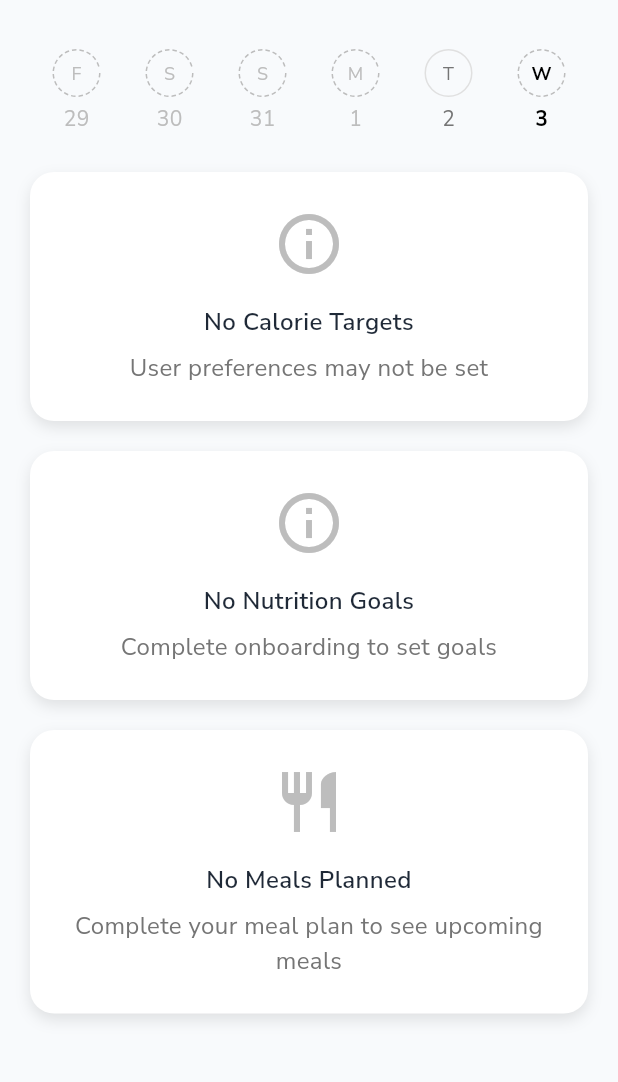
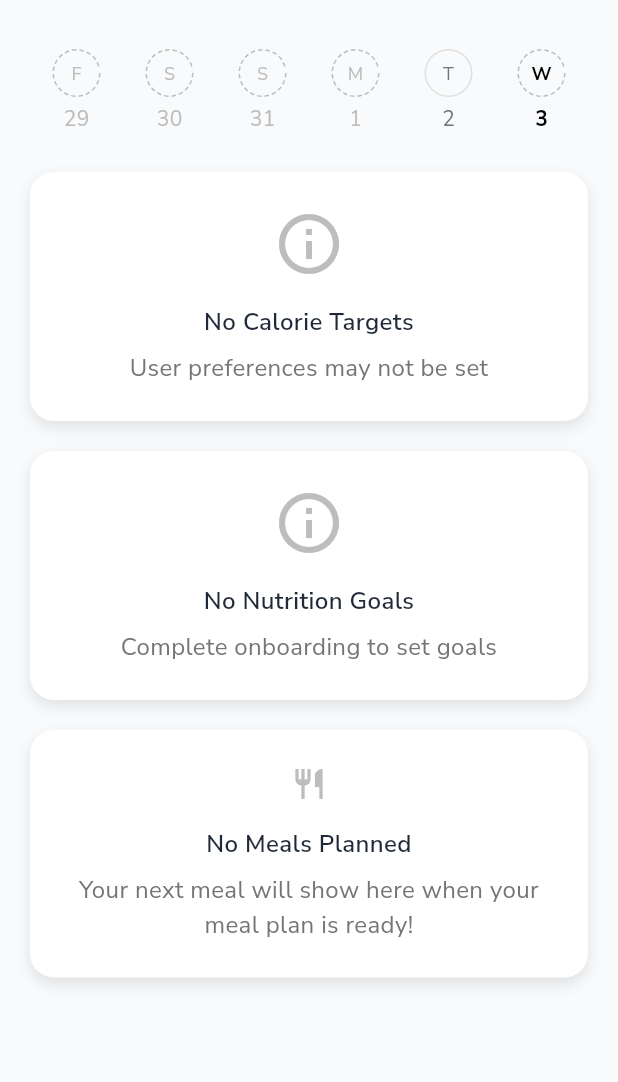
Before and after one commit to mahmoudal99/moctarnutrition, a Flutter app: the HomeScreen screen opened directly, on a phone screen of 412 x 824 dp, the part 86-1168 px from its top. Run offline on Flutter 3.47's test engine with Material 3 defaults, Android fonts, the phone set to English and light mode, and no system bars; our stand-ins replace cached_network_image, cloud_firestore, firebase_auth, firebase_core, firebase_storage, fl_chart and 15 more; missing offline and left inert: flutter_floating_bottom_bar, mobile_scanner, openfoodfacts; accounts and stored records are empty; project files that could hold a hidden picture were left out.

Commit message:
Improve messaging

```diff
--- a/lib/features/home/presentation/widgets/next_meal_card.dart
+++ b/lib/features/home/presentation/widgets/next_meal_card.dart
@@ -144,7 +144,7 @@ class NextMealCard extends StatelessWidget {
           children: [
             Icon(
               Icons.restaurant_outlined,
-              size: 48,
+              size: 24,
               color: Colors.grey[400],
             ),
             const SizedBox(height: 16),
@@ -155,7 +155,7 @@ class NextMealCard extends StatelessWidget {
             ),
             const SizedBox(height: 8),
             Text(
-              'Complete your meal plan to see upcoming meals',
+              'Your next meal will show here when your meal plan is ready!',
               style: AppTextStyles.bodyMedium.copyWith(color: Colors.grey[600]),
               textAlign: TextAlign.center,
             ),
```
